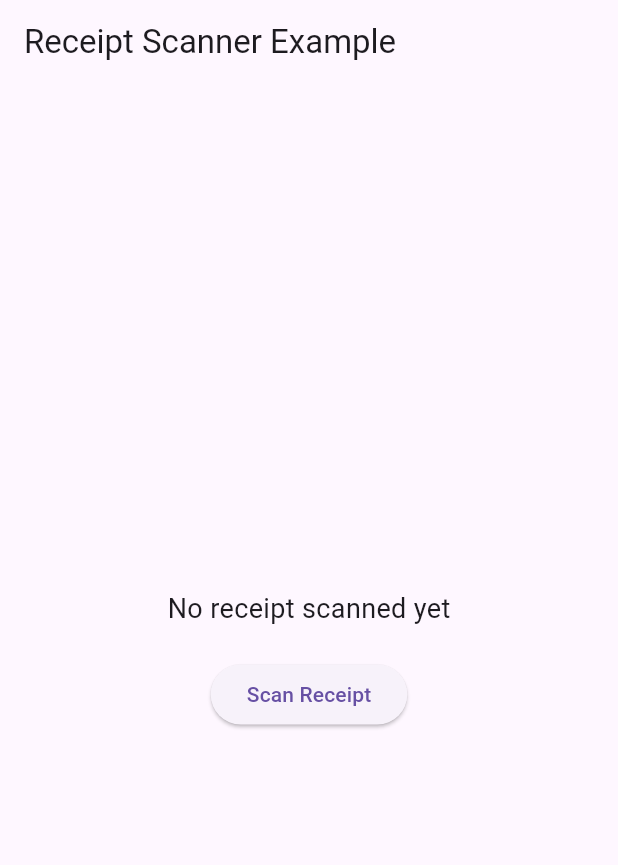
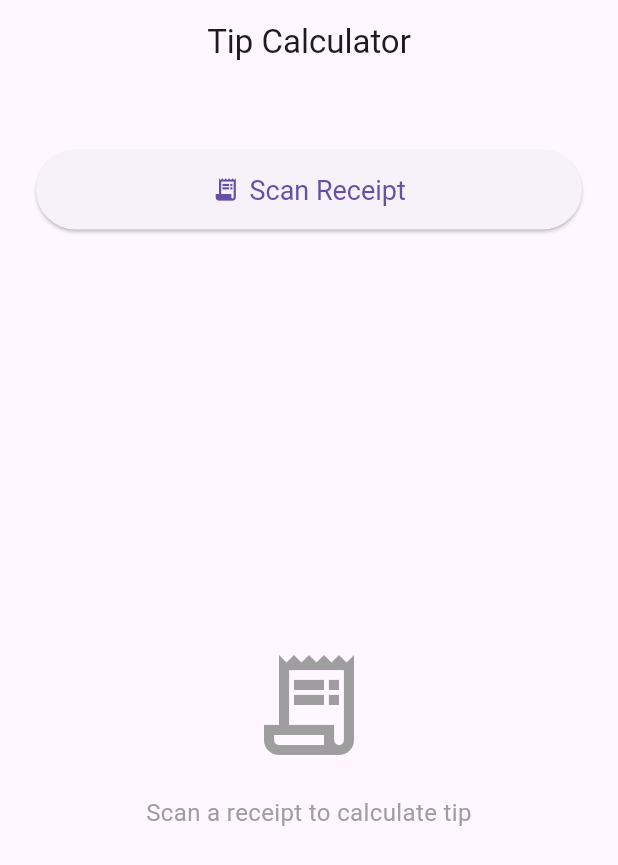
Before and after one commit to hellohuanlin/hackathon_receipt_scanner, a Flutter app: the screen it shows after launch, on a phone screen of 412 x 824 dp. Shown: the top 865 px of the screen. Run offline on Flutter 3.47's test engine with Material 3 defaults, Android fonts, the phone set to English and light mode, and no system bars; our stand-ins replace plugin_platform_interface.

Commit message:
make it a tip calculator

```diff
--- a/receipt_scanner/example/lib/main.dart
+++ b/receipt_scanner/example/lib/main.dart
@@ -16,50 +16,202 @@ class MyApp extends StatefulWidget {
 }
 
 class _MyAppState extends State<MyApp> {
-  String _scanResult = 'No receipt scanned yet';
+  double? _billAmount;
+  double _tipPercentage = 20.0;
+  String _errorMessage = '';
   final _receiptScannerPlugin = ReceiptScanner();
+
+  double get _tipAmount => (_billAmount ?? 0) * (_tipPercentage / 100);
+  double get _totalAmount => (_billAmount ?? 0) + _tipAmount;
 
   // Scan receipt and get the amount
   Future<void> scanReceipt() async {
-    String result;
     // Platform messages may fail, so we use a try/catch PlatformException.
-    // We also handle the message potentially returning null.
     try {
       final amount = await _receiptScannerPlugin.scanReceipt();
-      if (amount != null) {
-        result = 'Scanned amount: \$${amount.toStringAsFixed(2)}';
+      if (amount != null && amount > 0) {
+        setState(() {
+          _billAmount = amount;
+          _errorMessage = '';
+        });
       } else {
-        result = 'Failed to scan receipt';
+        setState(() {
+          _errorMessage = 'Failed to scan receipt';
+        });
       }
     } on PlatformException catch (e) {
-      result = 'Error: ${e.message}';
+      setState(() {
+        _errorMessage = 'Error: ${e.message ?? 'Unknown error'}';
+      });
     }
-
-    // If the widget was removed from the tree while the asynchronous platform
-    // message was in flight, we want to discard the reply rather than calling
-    // setState to update our non-existent appearance.
-    if (!mounted) return;
-
-    setState(() {
-      _scanResult = result;
-    });
   }
 
   @override
   Widget build(BuildContext context) {
     return MaterialApp(
+      theme: ThemeData(
+        primarySwatch: Colors.blue,
+        useMaterial3: true,
+      ),
       home: Scaffold(
-        appBar: AppBar(title: const Text('Receipt Scanner Example')),
-        body: Center(
+        appBar: AppBar(
+          title: const Text('Tip Calculator'),
+          centerTitle: true,
+        ),
+        body: Padding(
+          padding: const EdgeInsets.all(24.0),
           child: Column(
-            mainAxisAlignment: MainAxisAlignment.center,
+            crossAxisAlignment: CrossAxisAlignment.stretch,
             children: [
-              Text(_scanResult, style: const TextStyle(fontSize: 18)),
               const SizedBox(height: 20),
-              ElevatedButton(
+              ElevatedButton.icon(
                 onPressed: scanReceipt,
-                child: const Text('Scan Receipt'),
+                icon: const Icon(Icons.receipt_long),
+                label: const Text('Scan Receipt'),
+                style: ElevatedButton.styleFrom(
+                  padding: const EdgeInsets.symmetric(vertical: 16),
+                  textStyle: const TextStyle(fontSize: 18),
+                ),
               ),
+              const SizedBox(height: 30),
+              if (_errorMessage.isNotEmpty)
+                Container(
+                  padding: const EdgeInsets.all(12),
+                  decoration: BoxDecoration(
+                    color: Colors.red.shade50,
+                    borderRadius: BorderRadius.circular(8),
+                    border: Border.all(color: Colors.red.shade200),
+                  ),
+                  child: Text(
+                    _errorMessage,
+                    style: TextStyle(color: Colors.red.shade900),
+                    textAlign: TextAlign.center,
+                  ),
+                ),
+              if (_billAmount != null) ...[
+                Card(
+                  elevation: 2,
+                  child: Padding(
+                    padding: const EdgeInsets.all(20.0),
+                    child: Column(
+                      children: [
+                        Row(
+                          mainAxisAlignment: MainAxisAlignment.spaceBetween,
+                          children: [
+                            const Text(
+                              'Bill Amount:',
+                              style: TextStyle(fontSize: 18),
+                            ),
+                            Text(
+                              '\$${_billAmount!.toStringAsFixed(2)}',
+                              style: const TextStyle(
+                                fontSize: 24,
+                                fontWeight: FontWeight.bold,
+                              ),
+                            ),
+                          ],
+                        ),
+                      ],
+                    ),
+                  ),
+                ),
+                const SizedBox(height: 30),
+                const Text(
+                  'Tip Percentage',
+                  style: TextStyle(fontSize: 18, fontWeight: FontWeight.w500),
+                  textAlign: TextAlign.center,
+                ),
+                const SizedBox(height: 10),
+                Text(
+                  '${_tipPercentage.toStringAsFixed(0)}%',
+                  style: const TextStyle(
+                    fontSize: 32,
+                    fontWeight: FontWeight.bold,
+                    color: Colors.blue,
+                  ),
+                  textAlign: TextAlign.center,
+                ),
+                Slider(
+                  value: _tipPercentage,
+                  min: 10,
+                  max: 30,
+                  divisions: 20,
+                  label: '${_tipPercentage.toStringAsFixed(0)}%',
+                  onChanged: (value) {
+                    setState(() {
+                      _tipPercentage = value;
+                    });
+                  },
+                ),
+                const SizedBox(height: 30),
+                Card(
+                  elevation: 4,
+                  color: Colors.blue.shade50,
+                  child: Padding(
+                    padding: const EdgeInsets.all(20.0),
+                    child: Column(
+                      children: [
+                        Row(
+                          mainAxisAlignment: MainAxisAlignment.spaceBetween,
+                          children: [
+                            const Text(
+                              'Tip Amount:',
+                              style: TextStyle(fontSize: 18),
+                            ),
+                            Text(
+                              '\$${_tipAmount.toStringAsFixed(2)}',
+                              style: const TextStyle(
+                                fontSize: 22,
+                                fontWeight: FontWeight.w600,
+                                color: Colors.green,
+                              ),
+                            ),
+                          ],
+                        ),
+                        const Divider(height: 30),
+                        Row(
+                          mainAxisAlignment: MainAxisAlignment.spaceBetween,
+                          children: [
+                            const Text(
+                              'Total Amount:',
+                              style: TextStyle(
+                                fontSize: 20,
+                                fontWeight: FontWeight.bold,
+                              ),
+                            ),
+                            Text(
+                              '\$${_totalAmount.toStringAsFixed(2)}',
+                              style: const TextStyle(
+                                fontSize: 28,
+                                fontWeight: FontWeight.bold,
+                                color: Colors.blue,
+                              ),
+                            ),
+                          ],
+                        ),
+                      ],
+                    ),
+                  ),
+                ),
+              ],
+              if (_billAmount == null && _errorMessage.isEmpty) ...[
+                const Spacer(),
+                const Icon(
+                  Icons.receipt_long_outlined,
+                  size: 80,
+                  color: Colors.grey,
+                ),
+                const SizedBox(height: 20),
+                const Text(
+                  'Scan a receipt to calculate tip',
+                  style: TextStyle(
+                    fontSize: 16,
+                    color: Colors.grey,
+                  ),
+                  textAlign: TextAlign.center,
+                ),
+                const Spacer(),
+              ],
             ],
           ),
         ),
```
